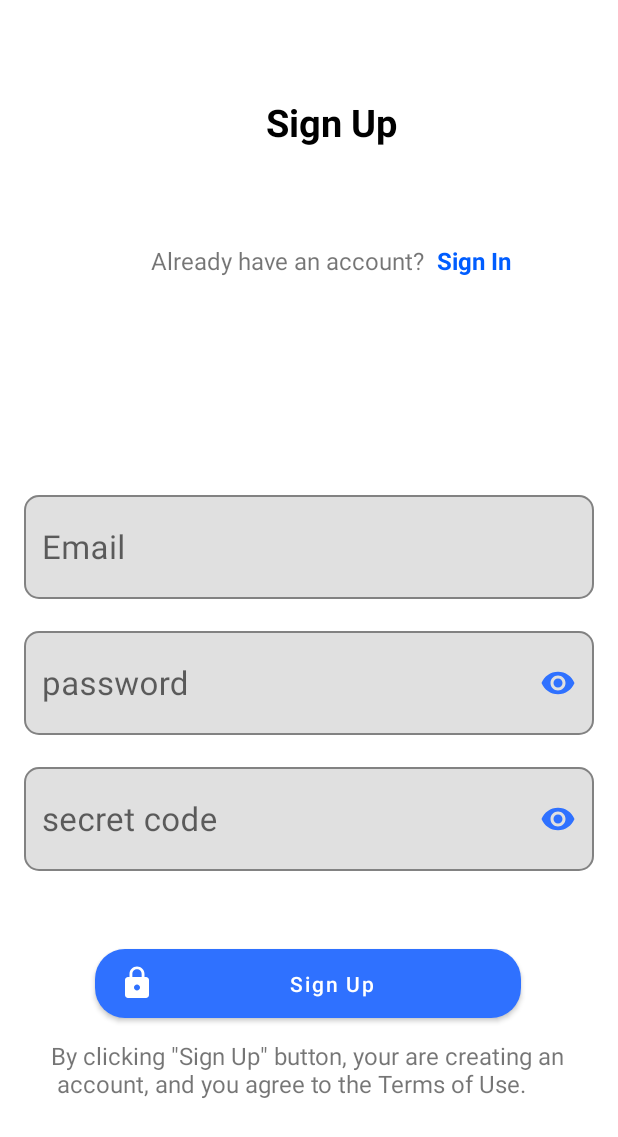
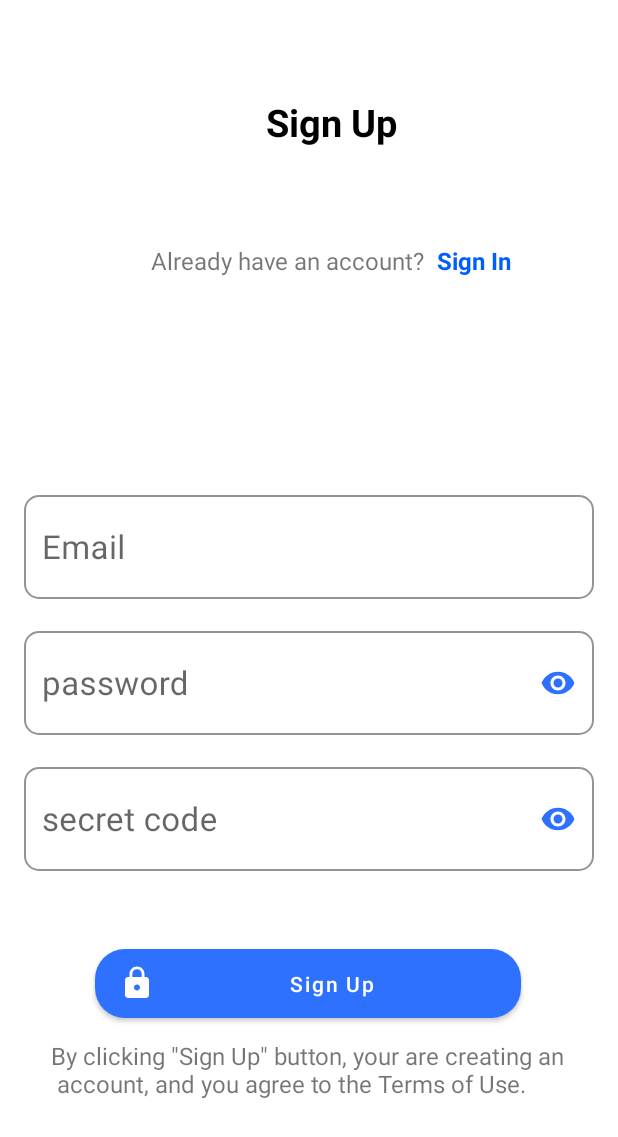
Before and after one commit to srjranjan/CommentApp, an Android app: the screen it shows after launch (MainActivity), on a phone screen of 412 x 824 dp. Shown: the top 1137 px of the screen. Run offline under Robolectric (Android 15) with nearby library versions, the phone set to English and light mode, and no system bars.

Commit message:
Minor UI changes
Signed-off-by: SRJ_ranjan <sudhanshuwithyoualll@gmail.com>

```diff
--- a/app/app/src/main/res/layout/fragment_reset_password.xml
+++ b/app/app/src/main/res/layout/fragment_reset_password.xml
@@ -1,9 +1,9 @@
 <?xml version="1.0" encoding="utf-8"?>
 <androidx.constraintlayout.widget.ConstraintLayout xmlns:android="http://schemas.android.com/apk/res/android"
+    xmlns:app="http://schemas.android.com/apk/res-auto"
     xmlns:tools="http://schemas.android.com/tools"
     android:layout_width="match_parent"
     android:layout_height="match_parent"
-    xmlns:app="http://schemas.android.com/apk/res-auto"
     android:padding="16dp"
     tools:context=".ResetPasswordFragment">
 
@@ -31,6 +31,7 @@
         android:layout_marginTop="100dp"
         android:elevation="20dp"
         android:hint="@string/enter_your_email"
+        app:boxBackgroundColor="@color/white"
         app:boxBackgroundMode="outline"
         app:boxCornerRadiusBottomEnd="10dp"
         app:boxCornerRadiusBottomStart="10dp"
@@ -68,6 +69,7 @@
         android:layout_height="wrap_content"
         android:layout_marginTop="16dp"
         android:elevation="20dp"
+        app:boxBackgroundColor="@color/white"
         app:boxBackgroundMode="outline"
         app:boxCornerRadiusBottomEnd="10dp"
         app:boxCornerRadiusBottomStart="10dp"
@@ -104,7 +106,7 @@
 
 
     <com.google.android.material.button.MaterialButton
-        android:id="@+id/button"
+        android:id="@+id/btn_signIn"
         android:layout_width="284dp"
         android:layout_height="58dp"
         android:layout_marginTop="72dp"
--- a/app/app/src/main/res/layout/fragment_signup.xml
+++ b/app/app/src/main/res/layout/fragment_signup.xml
@@ -48,6 +48,7 @@
         android:textStyle="bold"
         app:layout_constraintBottom_toBottomOf="@+id/textView2"
         app:layout_constraintStart_toEndOf="@+id/textView2"
+        android:focusable="true"
         app:layout_constraintTop_toTopOf="@+id/textView2" />
 
     <com.google.android.material.textfield.TextInputLayout
@@ -58,9 +59,11 @@
         android:layout_marginTop="140dp"
         android:elevation="20dp"
         android:hint="@string/enter_your_email"
+        app:boxBackgroundColor="@color/white"
         app:boxBackgroundMode="outline"
         app:boxCornerRadiusBottomEnd="10dp"
         app:boxCornerRadiusBottomStart="10dp"
+
         app:boxCornerRadiusTopEnd="10dp"
         app:boxCornerRadiusTopStart="10dp"
 
@@ -95,7 +98,9 @@
         android:layout_height="wrap_content"
         android:layout_marginTop="16dp"
         android:elevation="20dp"
+        app:boxBackgroundColor="@color/white"
         app:boxBackgroundMode="outline"
+
         app:boxCornerRadiusBottomEnd="10dp"
         app:boxCornerRadiusBottomStart="10dp"
         app:boxCornerRadiusTopEnd="10dp"
@@ -135,7 +140,7 @@
         android:layout_height="wrap_content"
         android:layout_marginTop="16dp"
         android:elevation="20dp"
-
+        app:boxBackgroundColor="@color/white"
         app:boxBackgroundMode="outline"
         app:boxCornerRadiusBottomEnd="10dp"
         app:boxCornerRadiusBottomStart="10dp"
@@ -171,7 +176,7 @@
     </com.google.android.material.textfield.TextInputLayout>
 
     <com.google.android.material.button.MaterialButton
-        android:id="@+id/button"
+        android:id="@+id/btn_signup"
         android:layout_width="284dp"
         android:layout_height="58dp"
         android:layout_marginTop="16dp"
@@ -193,8 +198,19 @@
         android:layout_marginTop="8dp"
         android:text="@string/TermsNconditons"
         android:textSize="16sp"
-        app:layout_constraintEnd_toEndOf="@+id/button"
+        app:layout_constraintEnd_toEndOf="@+id/btn_signup"
         app:layout_constraintHorizontal_bias="0.483"
-        app:layout_constraintStart_toStartOf="@+id/button"
-        app:layout_constraintTop_toBottomOf="@+id/button" />
+        app:layout_constraintStart_toStartOf="@+id/btn_signup"
+        app:layout_constraintTop_toBottomOf="@+id/btn_signup" />
+
+    <ProgressBar
+        android:id="@+id/progressBar"
+        style="?android:attr/progressBarStyle"
+        android:layout_width="wrap_content"
+        android:layout_height="wrap_content"
+        android:visibility="gone"
+        app:layout_constraintBottom_toBottomOf="parent"
+        app:layout_constraintEnd_toEndOf="parent"
+        app:layout_constraintStart_toStartOf="parent"
+        app:layout_constraintTop_toTopOf="parent" />
 </androidx.constraintlayout.widget.ConstraintLayout>
```
Also changed, not shown: app/app/src/main/res/layout/fragment_home.xml (+64 -6 lines), app/app/src/main/res/layout/fragment_login.xml (+9 -5 lines).
